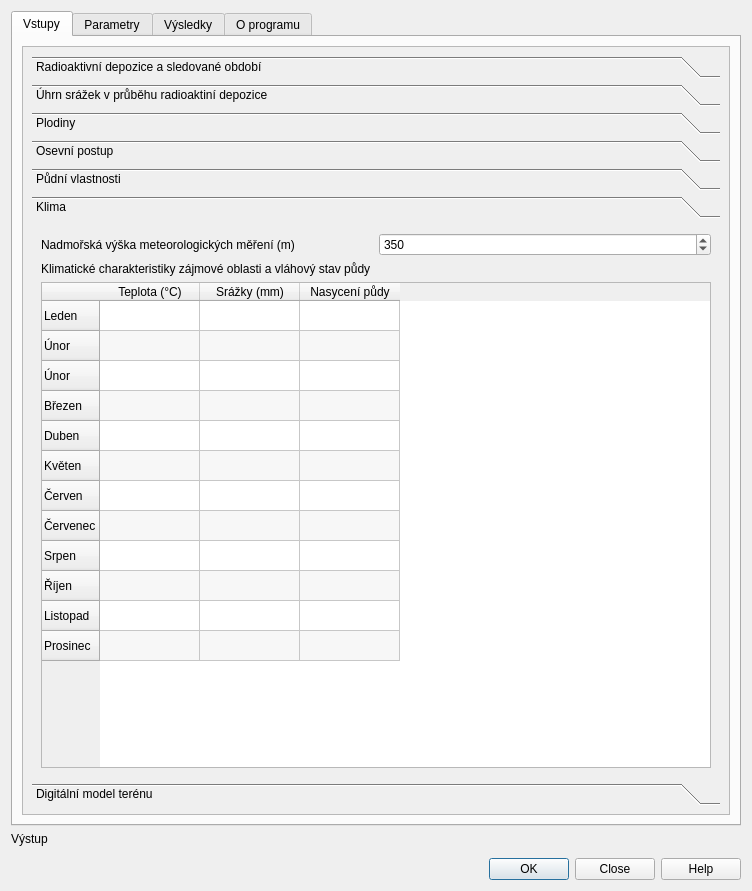
The window that RadAgro_dialog_base.ui (JakubBrom/RadAgro) describes before a commit, drawn with Qt 5.
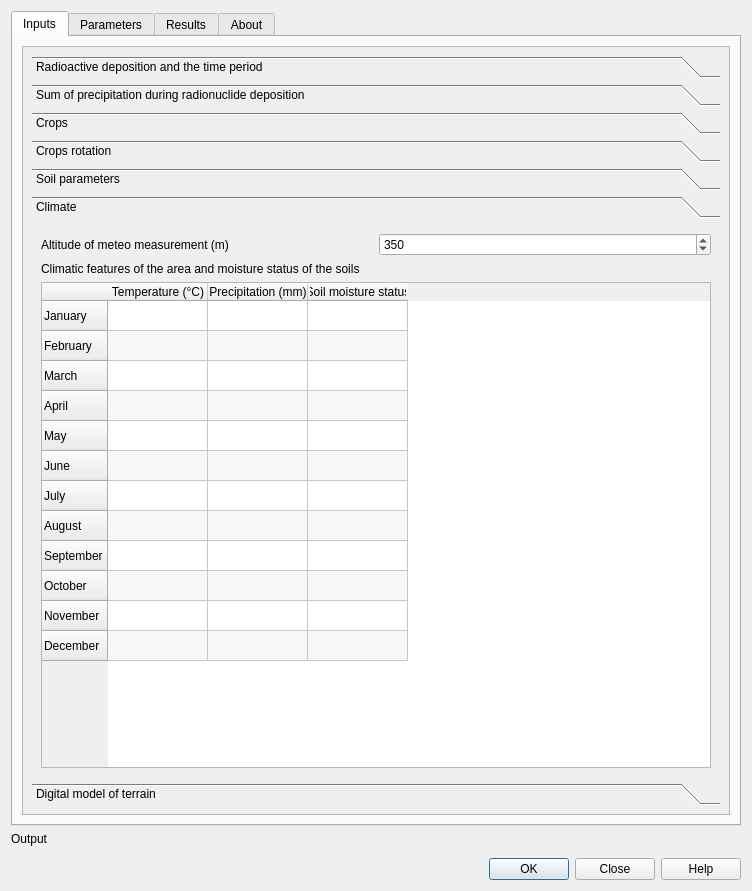
The same window after the commit. The open tabs and pages were chosen to show the change. Custom widgets are drawn as their Qt base class.

Commit message: Translation of UI --> EN <> CS. Translation of docstrings to EN.

```diff
--- a/RadAgro_dialog_base.ui
+++ b/RadAgro_dialog_base.ui
@@ -40,7 +40,7 @@
    <item row="4" column="0">
     <widget class="QLabel" name="label_6">
      <property name="text">
-      <string>Výstup</string>
+      <string>Output</string>
      </property>
     </widget>
    </item>
@@ -73,7 +73,7 @@
      </property>
      <widget class="QWidget" name="tab">
       <attribute name="title">
-       <string>Vstupy</string>
+       <string>Inputs</string>
       </attribute>
       <layout class="QGridLayout" name="gridLayout">
        <item row="0" column="0">
@@ -124,7 +124,7 @@
                </font>
               </property>
               <attribute name="label">
-               <string>Radioaktivní depozice a sledované období</string>
+               <string>Radioactive deposition and the time period</string>
               </attribute>
               <layout class="QGridLayout" name="gridLayout_9">
                <item row="0" column="0">
@@ -399,7 +399,7 @@
                </rect>
               </property>
               <attribute name="label">
-               <string>Úhrn srážek v průběhu radioaktiní depozice</string>
+               <string>Sum of precipitation during radionuclide deposition</string>
               </attribute>
               <layout class="QGridLayout" name="gridLayout_11">
                <item row="0" column="0">
@@ -482,7 +482,7 @@
                </rect>
               </property>
               <attribute name="label">
-               <string>Plodiny</string>
+               <string>Crops</string>
               </attribute>
               <layout class="QGridLayout" name="gridLayout_22">
                <item row="2" column="0">
@@ -575,7 +575,7 @@
                </rect>
               </property>
               <attribute name="label">
-               <string>Osevní postup</string>
+               <string>Crops rotation</string>
               </attribute>
               <layout class="QGridLayout" name="gridLayout_41">
                <item row="0" column="0">
@@ -758,7 +758,7 @@
                </rect>
               </property>
               <attribute name="label">
-               <string>Půdní vlastnosti</string>
+               <string>Soil parameters</string>
               </attribute>
               <layout class="QGridLayout" name="gridLayout_24">
                <item row="0" column="0">
@@ -813,12 +813,12 @@
                <rect>
                 <x>0</x>
                 <y>0</y>
-                <width>397</width>
+                <width>384</width>
                 <height>141</height>
                </rect>
               </property>
               <attribute name="label">
-               <string>Klima</string>
+               <string>Climate</string>
               </attribute>
               <layout class="QGridLayout" name="gridLayout_31">
                <item row="0" column="0">
@@ -826,7 +826,7 @@
                  <item row="0" column="0">
                   <widget class="QLabel" name="label_23">
                    <property name="text">
-                    <string>Nadmořská výška meteorologických měření (m)</string>
+                    <string>Altitude of meteo measurement (m)</string>
                    </property>
                   </widget>
                  </item>
@@ -845,7 +845,7 @@
                <item row="1" column="0">
                 <widget class="QLabel" name="label_18">
                  <property name="text">
-                  <string>Klimatické charakteristiky zájmové oblasti a vláhový stav půdy</string>
+                  <string>Climatic features of the area and moisture status of the soils</string>
                  </property>
                 </widget>
                </item>
@@ -874,77 +874,77 @@
                  </property>
                  <row>
                   <property name="text">
-                   <string>Leden</string>
+                   <string>January</string>
                   </property>
                  </row>
                  <row>
                   <property name="text">
-                   <string>Únor</string>
+                   <string>February</string>
                   </property>
                  </row>
                  <row>
                   <property name="text">
-                   <string>Únor</string>
+                   <string>March</string>
                   </property>
                  </row>
                  <row>
                   <property name="text">
-                   <string>Březen</string>
+                   <string>April</string>
                   </property>
                  </row>
                  <row>
                   <property name="text">
-                   <string>Duben</string>
+                   <string>May</string>
                   </property>
                  </row>
                  <row>
                   <property name="text">
-                   <string>Květen</string>
+                   <string>June</string>
                   </property>
                  </row>
                  <row>
                   <property name="text">
-                   <string>Červen</string>
+                   <string>July</string>
                   </property>
                  </row>
                  <row>
                   <property name="text">
-                   <string>Červenec</string>
+                   <string>August</string>
                   </property>
                  </row>
                  <row>
                   <property name="text">
-                   <string>Srpen</string>
+                   <string>September</string>
                   </property>
                  </row>
                  <row>
                   <property name="text">
-                   <string>Říjen</string>
+                   <string>October</string>
                   </property>
                  </row>
                  <row>
                   <property name="text">
-                   <string>Listopad</string>
+                   <string>November</string>
                   </property>
                  </row>
                  <row>
                   <property name="text">
-                   <string>Prosinec</string>
+                   <string>December</string>
                   </property>
                  </row>
                  <column>
                   <property name="text">
-                   <string>Teplota (°C)</string>
+                   <string>Temperature (°C)</string>
                   </property>
                  </column>
                  <column>
                   <property name="text">
-                   <string>Srážky (mm)</string>
+                   <string>Precipitation (mm)</string>
                   </property>
                  </column>
                  <column>
                   <property name="text">
-                   <string>Nasycení půdy</string>
+                   <string>Soil moisture status</string>
                   </property>
                  </column>
                 </widget>
@@ -961,7 +961,7 @@
                </rect>
               </property>
               <attribute name="label">
-               <string>Digitální model terénu</string>
+               <string>Digital model of terrain</string>
               </attribute>
               <layout class="QGridLayout" name="gridLayout_27">
                <item row="0" column="0">
@@ -1007,7 +1007,7 @@
      </widget>
      <widget class="QWidget" name="tab_2">
       <attribute name="title">
-       <string>Parametry</string>
+       <string>Parameters</string>
       </attribute>
       <layout class="QGridLayout" name="gridLayout_3">
        <item row="0" column="0">
@@ -1872,7 +1872,7 @@
      </widget>
      <widget class="QWidget" name="tab_3">
       <attribute name="title">
-       <string>Výsledky</string>
+       <string>Results</string>
       </attribute>
       <layout class="QGridLayout" name="gridLayout_15">
        <item row="0" column="0">
@@ -1993,7 +1993,7 @@
      </widget>
      <widget class="QWidget" name="tab_4">
       <attribute name="title">
-       <string>O programu</string>
+       <string>About</string>
       </attribute>
       <layout class="QGridLayout" name="gridLayout_37">
        <item row="0" column="0">
```
Left out of the diff: 216 changed lines with no effect on the pictures. The commit also changes 5 other files.
